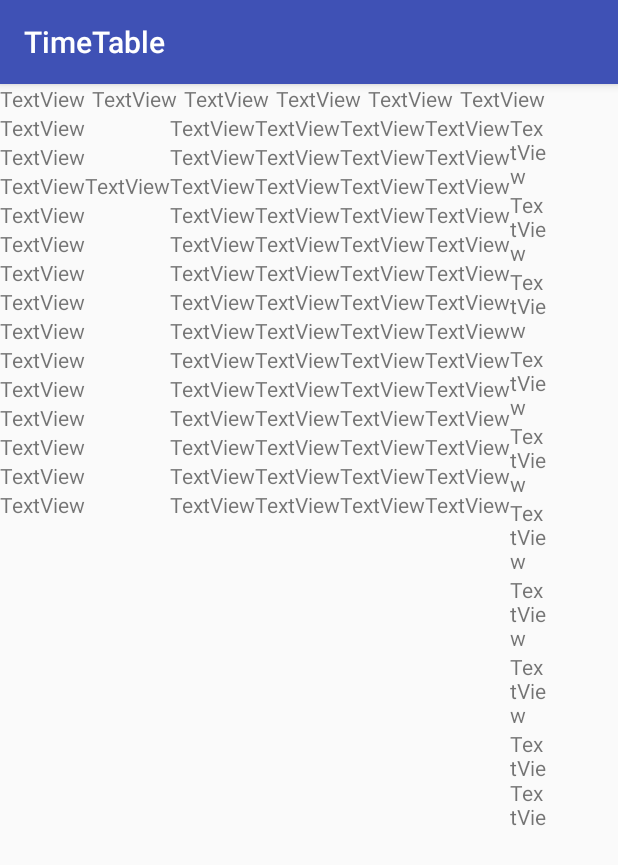
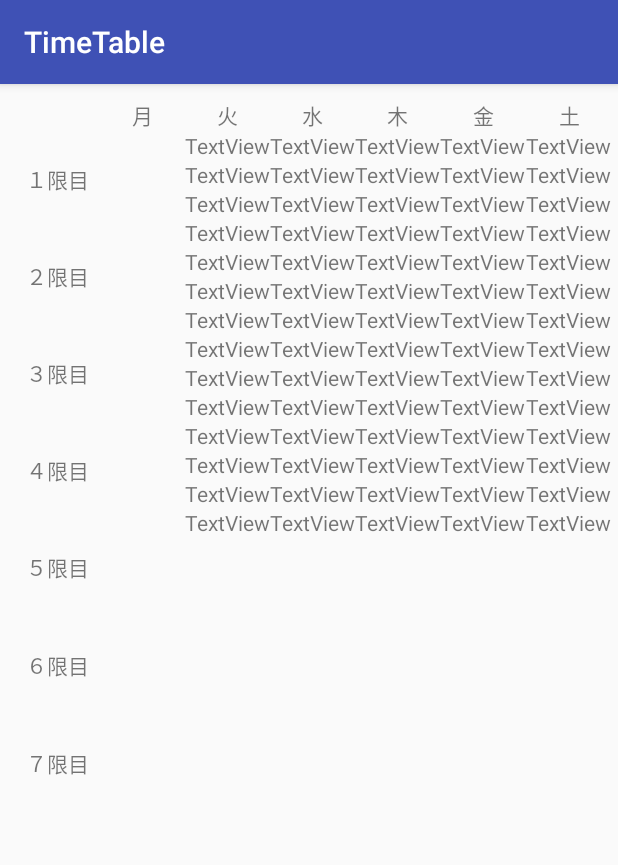
Before and after one commit to Aogon/TimeTable, an Android app: the screen it shows after launch (MainActivity), on a phone screen of 412 x 824 dp. Shown: the top 865 px of the screen. Run offline under Robolectric (Android 15) with nearby library versions, the phone set to English and light mode, and no system bars.

Commit message:
add layout

```diff
--- a/app/src/main/res/layout/activity_main.xml
+++ b/app/src/main/res/layout/activity_main.xml
@@ -7,9 +7,10 @@
     tools:context="com.lifesitech.android.timetable.MainActivity">
 
     <LinearLayout
-        android:layout_width="368dp"
+        android:layout_width="418dp"
         android:layout_height="495dp"
         android:orientation="vertical"
+        android:padding="10dp"
         tools:layout_editor_absoluteX="8dp"
         tools:layout_editor_absoluteY="8dp">
 
@@ -19,46 +20,59 @@
             android:orientation="horizontal">
 
             <TextView
-                android:id="@+id/textView143"
-                android:layout_width="wrap_content"
+                android:id="@+id/textView3"
+                android:layout_width="0dp"
                 android:layout_height="wrap_content"
                 android:layout_weight="1"
-                android:text="TextView" />
+                android:gravity="center" />
+
+            <TextView
+                android:id="@+id/textView143"
+                android:layout_width="0dp"
+                android:layout_height="wrap_content"
+                android:layout_weight="1"
+                android:gravity="center"
+                android:text="月" />
 
             <TextView
                 android:id="@+id/textView142"
-                android:layout_width="wrap_content"
+                android:layout_width="0dp"
                 android:layout_height="wrap_content"
                 android:layout_weight="1"
-                android:text="TextView" />
+                android:gravity="center"
+                android:text="火" />
 
             <TextView
                 android:id="@+id/textView141"
-                android:layout_width="wrap_content"
+                android:layout_width="0dp"
                 android:layout_height="wrap_content"
                 android:layout_weight="1"
-                android:text="TextView" />
+                android:gravity="center"
+                android:text="水" />
 
             <TextView
                 android:id="@+id/textView140"
-                android:layout_width="wrap_content"
+                android:layout_width="0dp"
                 android:layout_height="wrap_content"
                 android:layout_weight="1"
-                android:text="TextView" />
+                android:gravity="center"
+                android:text="木" />
 
             <TextView
                 android:id="@+id/textView139"
-                android:layout_width="wrap_content"
+                android:layout_width="0dp"
                 android:layout_height="wrap_content"
                 android:layout_weight="1"
-                android:text="TextView" />
+                android:gravity="center"
+                android:text="金" />
 
             <TextView
                 android:id="@+id/textView138"
-                android:layout_width="wrap_content"
+                android:layout_width="0dp"
                 android:layout_height="wrap_content"
                 android:layout_weight="1"
-                android:text="TextView" />
+                android:gravity="center"
+                android:text="土" />
         </LinearLayout>
 
         <LinearLayout
@@ -69,8 +83,216 @@
             tools:layout_editor_absoluteY="8dp">
 
             <LinearLayout
-                android:layout_width="wrap_content"
+                android:layout_width="0dp"
                 android:layout_height="match_parent"
+                android:layout_weight="1"
+                android:orientation="vertical">
+
+                <TextView
+                    android:id="@+id/textView11"
+                    android:layout_width="match_parent"
+                    android:layout_height="0dp"
+                    android:layout_weight="1"
+                    android:gravity="center"
+                    android:text="１限目" />
+
+                <TextView
+                    android:id="@+id/textView15"
+                    android:layout_width="match_parent"
+                    android:layout_height="0dp"
+                    android:layout_weight="1"
+                    android:gravity="center"
+                    android:text="２限目" />
+
+                <TextView
+                    android:id="@+id/textView17"
+                    android:layout_width="match_parent"
+                    android:layout_height="0dp"
+                    android:layout_weight="1"
+                    android:gravity="center"
+                    android:text="３限目" />
+
+                <TextView
+                    android:id="@+id/textView25"
+                    android:layout_width="match_parent"
+                    android:layout_height="0dp"
+                    android:layout_weight="1"
+                    android:gravity="center"
+                    android:text="４限目" />
+
+                <TextView
+                    android:id="@+id/textView20"
+                    android:layout_width="match_parent"
+                    android:layout_height="0dp"
+                    android:layout_weight="1"
+                    android:gravity="center"
+                    android:text="５限目" />
+
+                <TextView
+                    android:id="@+id/textView22"
+                    android:layout_width="match_parent"
+                    android:layout_height="0dp"
+                    android:layout_weight="1"
+                    android:gravity="center"
+                    android:text="６限目" />
+
+                <TextView
+                    android:id="@+id/textView24"
+                    android:layout_width="match_parent"
+                    android:layout_height="0dp"
+                    android:layout_weight="1"
+                    android:gravity="center"
+                    android:text="７限目" />
+
+            </LinearLayout>
+
+            <LinearLayout
+                android:layout_width="0dp"
+                android:layout_height="match_parent"
+                android:layout_weight="1"
+                android:orientation="vertical">
+
+                <LinearLayout
+                    android:id="@+id/m1"
+                    android:layout_width="match_parent"
+                    android:layout_height="wrap_content"
+                    android:layout_weight="1"
+                    android:onClick="dialog_m1"
+                    android:orientation="vertical">
+
+                    <TextView
+                        android:id="@+id/m1s"
+                        android:layout_width="wrap_content"
+                        android:layout_height="wrap_content"
+                        android:layout_weight="1" />
+
+                    <TextView
+                        android:id="@+id/m1t"
+                        android:layout_width="wrap_content"
+                        android:layout_height="wrap_content"
+                        android:layout_weight="1" />
+                </LinearLayout>
+
+                <LinearLayout
+                    android:layout_width="match_parent"
+                    android:layout_height="wrap_content"
+                    android:layout_weight="1"
+                    android:orientation="vertical">
+
+                    <TextView
+                        android:id="@+id/m2s"
+                        android:layout_width="wrap_content"
+                        android:layout_height="wrap_content"
+                        android:layout_weight="1" />
+
+                    <TextView
+                        android:id="@+id/m2t"
+                        android:layout_width="wrap_content"
+                        android:layout_height="wrap_content"
+                        android:layout_weight="1" />
+
+                </LinearLayout>
+
+                <LinearLayout
+                    android:layout_width="match_parent"
+                    android:layout_height="wrap_content"
+                    android:layout_weight="1"
+                    android:orientation="vertical">
+
+                    <TextView
+                        android:id="@+id/m3s"
+                        android:layout_width="wrap_content"
+                        android:layout_height="wrap_content"
+                        android:layout_weight="1" />
+
+                    <TextView
+                        android:id="@+id/m3t"
+                        android:layout_width="wrap_content"
+                        android:layout_height="wrap_content"
+                        android:layout_weight="1" />
+                </LinearLayout>
+
+                <LinearLayout
+                    android:layout_width="match_parent"
+                    android:layout_height="wrap_content"
+                    android:layout_weight="1"
+                    android:orientation="vertical">
+
+                    <TextView
+                        android:id="@+id/m4s"
+                        android:layout_width="wrap_content"
+                        android:layout_height="wrap_content"
+                        android:layout_weight="1" />
+
+                    <TextView
+                        android:id="@+id/m4t"
+                        android:layout_width="wrap_content"
+                        android:layout_height="wrap_content"
+                        android:layout_weight="1" />
+                </LinearLayout>
+
+                <LinearLayout
+                    android:layout_width="match_parent"
+                    android:layout_height="wrap_content"
+                    android:layout_weight="1"
+                    android:orientation="vertical">
+
+                    <TextView
+                        android:id="@+id/m5s"
+                        android:layout_width="wrap_content"
+                        android:layout_height="wrap_content"
+                        android:layout_weight="1" />
+
+                    <TextView
+                        android:id="@+id/m5t"
+                        android:layout_width="wrap_content"
+                        android:layout_height="wrap_content"
+                        android:layout_weight="1" />
+                </LinearLayout>
+
+                <LinearLayout
+                    android:layout_width="match_parent"
+                    android:layout_height="wrap_content"
+                    android:layout_weight="1"
+                    android:orientation="vertical">
+
+                    <TextView
+                        android:id="@+id/m6s"
+                        android:layout_width="wrap_content"
+                        android:layout_height="wrap_content"
+                        android:layout_weight="1" />
+
+                    <TextView
+                        android:id="@+id/m6t"
+                        android:layout_width="wrap_content"
+                        android:layout_height="wrap_content"
+                        android:layout_weight="1" />
+                </LinearLayout>
+
+                <LinearLayout
+                    android:layout_width="match_parent"
+                    android:layout_height="wrap_content"
+                    android:layout_weight="1"
+                    android:orientation="vertical">
+
+                    <TextView
+                        android:id="@+id/m7s"
+                        android:layout_width="wrap_content"
+                        android:layout_height="wrap_content"
+                        android:layout_weight="1" />
+
+                    <TextView
+                        android:id="@+id/m7t"
+                        android:layout_width="wrap_content"
+                        android:layout_height="wrap_content"
+                        android:layout_weight="1" />
+                </LinearLayout>
+            </LinearLayout>
+
+            <LinearLayout
+                android:layout_width="0dp"
+                android:layout_height="match_parent"
+                android:layout_weight="1"
                 android:orientation="vertical">
 
                 <LinearLayout
@@ -217,145 +439,9 @@
             </LinearLayout>
 
             <LinearLayout
-                android:layout_width="wrap_content"
+                android:layout_width="0dp"
                 android:layout_height="match_parent"
-                android:orientation="vertical">
-
-                <LinearLayout
-                    android:id="@+id/m1"
-                    android:layout_width="match_parent"
-                    android:layout_height="wrap_content"
-                    android:onClick="dialog_m1"
-                    android:orientation="vertical">
-
-                    <TextView
-                        android:id="@+id/m1s"
-                        android:layout_width="wrap_content"
-                        android:layout_height="wrap_content"
-                        android:layout_weight="1"
-                        android:text="TextView" />
-
-                    <TextView
-                        android:id="@+id/m1t"
-                        android:layout_width="wrap_content"
-                        android:layout_height="wrap_content"
-                        android:layout_weight="1" />
-                </LinearLayout>
-
-                <LinearLayout
-                    android:layout_width="match_parent"
-                    android:layout_height="wrap_content"
-                    android:orientation="vertical">
-
-                    <TextView
-                        android:id="@+id/m2s"
-                        android:layout_width="wrap_content"
-                        android:layout_height="wrap_content"
-                        android:layout_weight="1"
-                        android:text="TextView" />
-
-                    <TextView
-                        android:id="@+id/m2t"
-                        android:layout_width="wrap_content"
-                        android:layout_height="wrap_content"
-                        android:layout_weight="1" />
-
-                </LinearLayout>
-
-                <LinearLayout
-                    android:layout_width="match_parent"
-                    android:layout_height="wrap_content"
-                    android:orientation="vertical">
-
-                    <TextView
-                        android:id="@+id/m3s"
-                        android:layout_width="wrap_content"
-                        android:layout_height="wrap_content"
-                        android:layout_weight="1" />
-
-                    <TextView
-                        android:id="@+id/m3t"
-                        android:layout_width="wrap_content"
-                        android:layout_height="wrap_content"
-                        android:layout_weight="1" />
-                </LinearLayout>
-
-                <LinearLayout
-                    android:layout_width="match_parent"
-                    android:layout_height="wrap_content"
-                    android:orientation="vertical">
-
-                    <TextView
-                        android:id="@+id/m4s"
-                        android:layout_width="wrap_content"
-                        android:layout_height="wrap_content"
-                        android:layout_weight="1" />
-
-                    <TextView
-                        android:id="@+id/m4t"
-                        android:layout_width="wrap_content"
-                        android:layout_height="wrap_content"
-                        android:layout_weight="1" />
-                </LinearLayout>
-
-                <LinearLayout
-                    android:layout_width="match_parent"
-                    android:layout_height="wrap_content"
-                    android:orientation="vertical">
-
-                    <TextView
-                        android:id="@+id/m5s"
-                        android:layout_width="wrap_content"
-                        android:layout_height="wrap_content"
-                        android:layout_weight="1" />
-
-                    <TextView
-                        android:id="@+id/m5t"
-                        android:layout_width="wrap_content"
-                        android:layout_height="wrap_content"
-                        android:layout_weight="1" />
-                </LinearLayout>
-
-                <LinearLayout
-                    android:layout_width="match_parent"
-                    android:layout_height="wrap_content"
-                    android:orientation="vertical">
-
-                    <TextView
-                        android:id="@+id/m6s"
-                        android:layout_width="wrap_content"
-                        android:layout_height="wrap_content"
-                        android:layout_weight="1" />
-
-                    <TextView
-                        android:id="@+id/m6t"
-                        android:layout_width="wrap_content"
-                        android:layout_height="wrap_content"
-                        android:layout_weight="1" />
-                </LinearLayout>
-
-                <LinearLayout
-                    android:layout_width="match_parent"
-                    android:layout_height="wrap_content"
-                    android:orientation="vertical">
-
-                    <TextView
-                        android:id="@+id/m7s"
-                        android:layout_width="wrap_content"
-                        android:layout_height="wrap_content"
-                        android:layout_weight="1" />
-
-                    <TextView
-                        android:id="@+id/m7t"
-                        android:layout_width="wrap_content"
-                        android:layout_height="wrap_content"
-                        android:layout_weight="1" />
-                </LinearLayout>
-            </LinearLayout>
-
-            <LinearLayout
-                android:layout_width="wrap_content"
-                android:layout_height="match_parent"
+                android:layout_weight="1"
                 android:orientation="vertical">
 
                 <LinearLayout
@@ -502,8 +588,9 @@
             </LinearLayout>
 
             <LinearLayout
-                android:layout_width="wrap_content"
+                android:layout_width="0dp"
                 android:layout_height="match_parent"
+                android:layout_weight="1"
                 android:orientation="vertical">
 
                 <LinearLayout
@@ -650,8 +737,9 @@
             </LinearLayout>
 
             <LinearLayout
-                android:layout_width="wrap_content"
+                android:layout_width="0dp"
                 android:layout_height="match_parent"
+                android:layout_weight="1"
                 android:orientation="vertical">
 
                 <LinearLayout
@@ -798,156 +886,9 @@
             </LinearLayout>
 
             <LinearLayout
-                android:layout_width="wrap_content"
+                android:layout_width="0dp"
                 android:layout_height="match_parent"
-                android:orientation="vertical">
-
-                <LinearLayout
-                    android:layout_width="match_parent"
-                    android:layout_height="wrap_content"
-                    android:orientation="vertical">
-
-                    <TextView
-                        android:id="@+id/textView11"
-                        android:layout_width="wrap_content"
-                        android:layout_height="wrap_content"
-                        android:layout_weight="1"
-                        android:text="TextView" />
-
-                    <TextView
-                        android:id="@+id/textView10"
-                        android:layout_width="wrap_content"
-                        android:layout_height="wrap_content"
-                        android:layout_weight="1"
-                        android:text="TextView" />
-                </LinearLayout>
-
-                <LinearLayout
-                    android:layout_width="match_parent"
-                    android:layout_height="wrap_content"
-                    android:orientation="vertical">
-
-                    <TextView
-                        android:id="@+id/textView15"
-                        android:layout_width="wrap_content"
-                        android:layout_height="wrap_content"
-                        android:layout_weight="1"
-                        android:text="TextView" />
-
-                    <TextView
-                        android:id="@+id/textView14"
-                        android:layout_width="wrap_content"
-                        android:layout_height="wrap_content"
-                        android:layout_weight="1"
-                        android:text="TextView" />
-
-                </LinearLayout>
-
-                <LinearLayout
-                    android:layout_width="match_parent"
-                    android:layout_height="wrap_content"
-                    android:orientation="vertical">
-
-                    <TextView
-                        android:id="@+id/textView17"
-                        android:layout_width="wrap_content"
-                        android:layout_height="wrap_content"
-                        android:layout_weight="1"
-                        android:text="TextView" />
-
-                    <TextView
-                        android:id="@+id/textView16"
-                        android:layout_width="wrap_content"
-                        android:layout_height="wrap_content"
-                        android:layout_weight="1"
-                        android:text="TextView" />
-                </LinearLayout>
-
-                <LinearLayout
-                    android:layout_width="match_parent"
-                    android:layout_height="wrap_content"
-                    android:orientation="vertical">
-
-                    <TextView
-                        android:id="@+id/textView25"
-                        android:layout_width="wrap_content"
-                        android:layout_height="wrap_content"
-                        android:layout_weight="1"
-                        android:text="TextView" />
-
-                    <TextView
-                        android:id="@+id/textView18"
-                        android:layout_width="wrap_content"
-                        android:layout_height="wrap_content"
-                        android:layout_weight="1"
-                        android:text="TextView" />
-                </LinearLayout>
-
-                <LinearLayout
-                    android:layout_width="match_parent"
-                    android:layout_height="wrap_content"
-                    android:orientation="vertical">
-
-                    <TextView
-                        android:id="@+id/textView20"
-                        android:layout_width="wrap_content"
-                        android:layout_height="wrap_content"
-                        android:layout_weight="1"
-                        android:text="TextView" />
-
-                    <TextView
-                        android:id="@+id/textView19"
-                        android:layout_width="wrap_content"
-                        android:layout_height="wrap_content"
-                        android:layout_weight="1"
-                        android:text="TextView" />
-                </LinearLayout>
-
-                <LinearLayout
-                    android:layout_width="match_parent"
-                    android:layout_height="wrap_content"
-                    android:orientation="vertical">
-
-                    <TextView
-                        android:id="@+id/textView22"
-                        android:layout_width="wrap_content"
-                        android:layout_height="wrap_content"
-                        android:layout_weight="1"
-                        android:text="TextView" />
-
-                    <TextView
-                        android:id="@+id/textView21"
-                        android:layout_width="wrap_content"
-                        android:layout_height="wrap_content"
-                        android:layout_weight="1"
-                        android:text="TextView" />
-                </LinearLayout>
-
-                <LinearLayout
-                    android:layout_width="match_parent"
-                    android:layout_height="wrap_content"
-                    android:orientation="vertical">
-
-                    <TextView
-                        android:id="@+id/textView24"
-                        android:layout_width="wrap_content"
-                        android:layout_height="wrap_content"
-                        android:layout_weight="1"
-                        android:text="TextView" />
-
-                    <TextView
-                        android:id="@+id/textView23"
-                        android:layout_width="wrap_content"
-                        android:layout_height="wrap_content"
-                        android:layout_weight="1"
-                        android:text="TextView" />
-                </LinearLayout>
-
-            </LinearLayout>
-
-            <LinearLayout
-                android:layout_width="wrap_content"
-                android:layout_height="match_parent"
+                android:layout_weight="1"
                 android:orientation="vertical"
                 tools:layout_editor_absoluteX="8dp"
                 tools:layout_editor_absoluteY="8dp">
```
